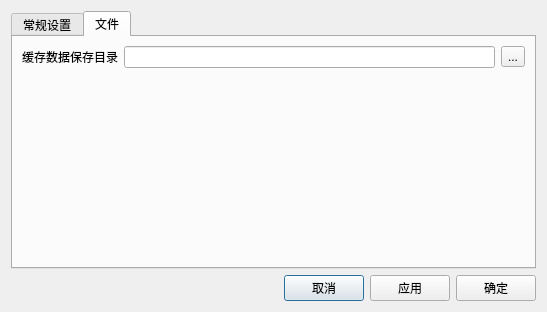
Old version of the form qsenior-timer/settingsdlg.ui in the repository fuyouawa/qsenior-timer.
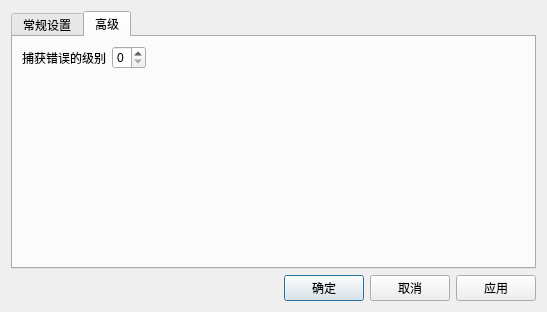
New version of the form. The open tabs and pages were chosen to show the change.

What changed in the file:
```diff
--- a/qsenior-timer/settingsdlg.ui
+++ b/qsenior-timer/settingsdlg.ui
@@ -179,7 +179,7 @@
      </widget>
      <widget class="QWidget" name="tab_2">
       <attribute name="title">
-       <string>文件</string>
+       <string>高级</string>
       </attribute>
       <layout class="QVBoxLayout" name="verticalLayout_4">
        <item>
@@ -187,19 +187,32 @@
          <item>
           <widget class="QLabel" name="label_4">
            <property name="text">
-            <string>缓存数据保存目录</string>
+            <string>捕获错误的级别</string>
            </property>
           </widget>
          </item>
          <item>
-          <widget class="QLineEdit" name="edit_db_file_dir"/>
+          <widget class="QSpinBox" name="edit_err_level">
+           <property name="minimum">
+            <number>0</number>
+           </property>
+           <property name="maximum">
+            <number>2</number>
+           </property>
+          </widget>
          </item>
          <item>
-          <widget class="QToolButton" name="btn_open_db_file_path">
-           <property name="text">
-            <string>...</string>
+          <spacer name="horizontalSpacer_2">
+           <property name="orientation">
+            <enum>Qt::Horizontal</enum>
            </property>
-          </widget>
+           <property name="sizeHint" stdset="0">
+            <size>
+             <width>40</width>
+             <height>20</height>
+            </size>
+           </property>
+          </spacer>
          </item>
         </layout>
        </item>
@@ -211,7 +224,7 @@
          <property name="sizeHint" stdset="0">
           <size>
            <width>20</width>
-           <height>183</height>
+           <height>185</height>
           </size>
          </property>
         </spacer>
@@ -235,6 +248,13 @@
        </property>
       </spacer>
      </item>
+     <item>
+      <widget class="QPushButton" name="btn_ok">
+       <property name="text">
+        <string>确定</string>
+       </property>
+      </widget>
+     </item>
      <item>
       <widget class="QPushButton" name="btn_cancel">
        <property name="text">
@@ -249,13 +269,6 @@
        </property>
       </widget>
      </item>
-     <item>
-      <widget class="QPushButton" name="btn_ok">
-       <property name="text">
-        <string>确定</string>
-       </property>
-      </widget>
-     </item>
     </layout>
    </item>
   </layout>
```
Left out of the diff: 25 changed lines with no effect on the pictures.
